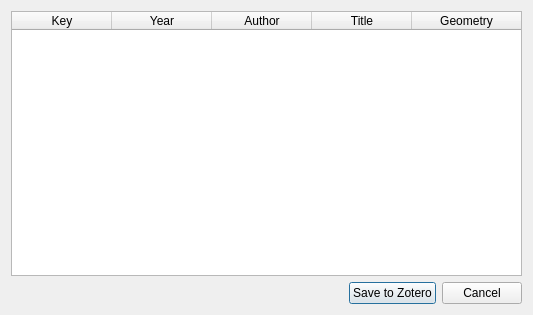
This is table_interface.ui in MicheleTobias/LiteratureMapper as Qt 5 draws it before an edit. The edited form follows.
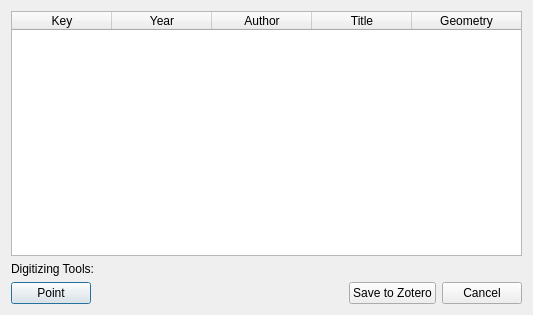
This is the edited form.

Commit message: Point digitizing button - getting ready to add more geometries

Diff of the .ui file:
```diff
--- a/table_interface.ui
+++ b/table_interface.ui
@@ -72,8 +72,22 @@
        </column>
       </widget>
      </item>
+     <item>
+      <widget class="QLabel" name="label">
+       <property name="text">
+        <string>Digitizing Tools:</string>
+       </property>
+      </widget>
+     </item>
      <item>
       <layout class="QHBoxLayout" name="horizontalLayout">
+       <item>
+        <widget class="QPushButton" name="pushButton_Point">
+         <property name="text">
+          <string>Point</string>
+         </property>
+        </widget>
+       </item>
        <item>
         <spacer name="horizontalSpacer">
          <property name="orientation">
```
The commit also changes 2 other files.
